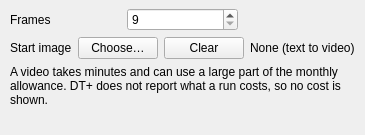
Above: src/dtflow/ui/forms/video_panel.ui from djebaz/dtflow before the change. Below: the same form after it.
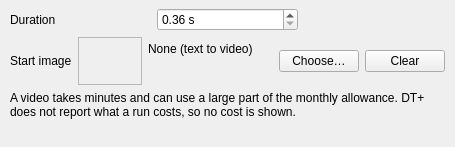
That is the form after the change.

Commit message:
Make video duration-first with start image thumbnail, richer progress text and no automatic retries
Refs #540

Patch:
```diff
--- a/src/dtflow/ui/forms/video_panel.ui
+++ b/src/dtflow/ui/forms/video_panel.ui
@@ -9,18 +9,26 @@
    <property name="rightMargin"><number>10</number></property>
    <property name="bottomMargin"><number>8</number></property>
    <item>
-    <layout class="QHBoxLayout" name="videoFramesRow">
-     <item><widget class="QLabel" name="videoFramesLabel"><property name="text"><string>Frames</string></property><property name="buddy"><cstring>videoFramesSpinBox</cstring></property></widget></item>
-     <item><widget class="QSpinBox" name="videoFramesSpinBox"><property name="accessibleName"><string>Number of video frames</string></property><property name="minimum"><number>9</number></property><property name="maximum"><number>361</number></property></widget></item>
-     <item><widget class="QLabel" name="videoDurationLabel"><property name="role" stdset="0"><string>secondary</string></property><property name="text"><string /></property></widget></item>
+    <layout class="QHBoxLayout" name="videoDurationRow">
+     <item><widget class="QLabel" name="videoDurationTitle"><property name="text"><string>Duration</string></property><property name="buddy"><cstring>videoDurationSpinBox</cstring></property></widget></item>
+     <item><widget class="QDoubleSpinBox" name="videoDurationSpinBox"><property name="accessibleName"><string>Clip duration in seconds</string></property><property name="toolTip"><string>How long the clip should be. The frame count follows from the model's playback rate and frame rule.</string></property><property name="suffix"><string> s</string></property><property name="decimals"><number>2</number></property><property name="singleStep"><double>0.5</double></property><property name="minimum"><double>0.36</double></property><property name="maximum"><double>60.0</double></property></widget></item>
+     <item><widget class="QLabel" name="videoDurationLabel"><property name="accessibleName"><string>Effective clip length</string></property><property name="role" stdset="0"><string>secondary</string></property><property name="text"><string /></property><property name="wordWrap"><bool>true</bool></property></widget></item>
     </layout>
    </item>
    <item>
     <layout class="QHBoxLayout" name="videoStartRow">
      <item><widget class="QLabel" name="videoStartTitle"><property name="text"><string>Start image</string></property></widget></item>
+     <item><widget class="QLabel" name="videoStartThumb"><property name="accessibleName"><string>Start image preview</string></property><property name="minimumSize"><size><width>64</width><height>48</height></size></property><property name="maximumSize"><size><width>64</width><height>48</height></size></property><property name="frameShape"><enum>QFrame::StyledPanel</enum></property><property name="alignment"><set>Qt::AlignCenter</set></property></widget></item>
+     <item>
+      <layout class="QVBoxLayout" name="videoStartTextLayout">
+       <property name="spacing"><number>2</number></property>
+       <item><widget class="QLabel" name="videoStartLabel"><property name="text"><string>None (text to video)</string></property><property name="role" stdset="0"><string>secondary</string></property></widget></item>
+       <item><widget class="QLabel" name="videoStartNote"><property name="text"><string /></property><property name="wordWrap"><bool>true</bool></property><property name="role" stdset="0"><string>secondary</string></property></widget></item>
+      </layout>
+     </item>
+     <item><spacer name="videoStartSpacer"><property name="orientation"><enum>Qt::Horizontal</enum></property><property name="sizeHint" stdset="0"><size><width>20</width><height>20</height></size></property></spacer></item>
      <item><widget class="QPushButton" name="videoChooseStartButton"><property name="text"><string>Choose…</string></property><property name="toolTip"><string>Choose one optional start image. Leave empty for text to video.</string></property></widget></item>
      <item><widget class="QPushButton" name="videoClearStartButton"><property name="text"><string>Clear</string></property></widget></item>
-     <item><widget class="QLabel" name="videoStartLabel"><property name="text"><string>None (text to video)</string></property><property name="role" stdset="0"><string>secondary</string></property></widget></item>
     </layout>
    </item>
    <item><widget class="QLabel" name="videoCostNote"><property name="text"><string>A video takes minutes and can use a large part of the monthly allowance. DT+ does not report what a run costs, so no cost is shown.</string></property><property name="wordWrap"><bool>true</bool></property><property name="role" stdset="0"><string>secondary</string></property></widget></item>
```
The commit also changes 4 other files.
